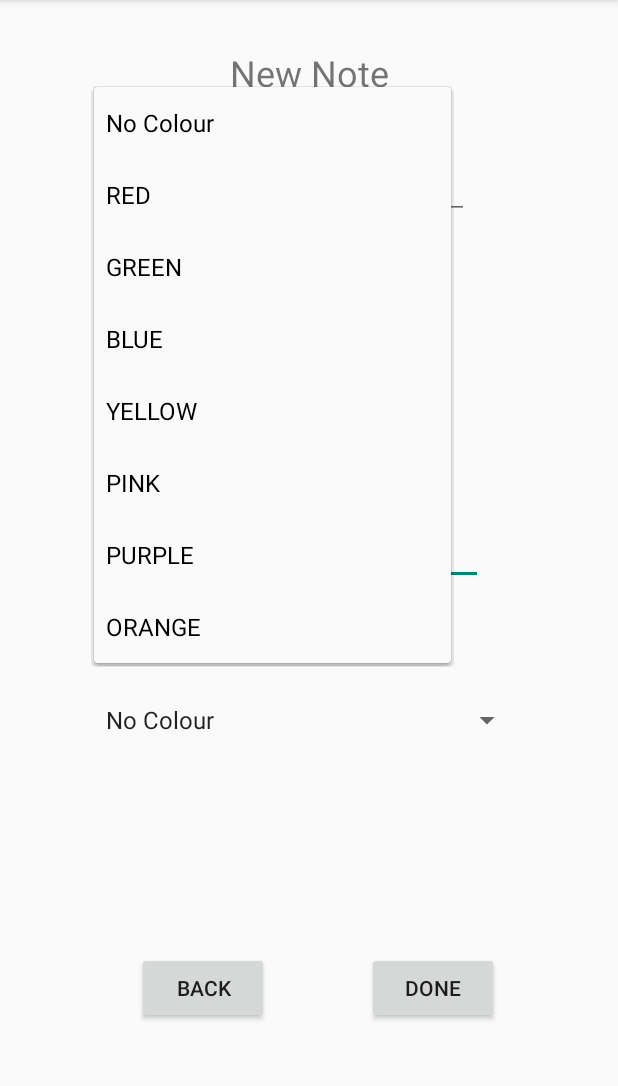
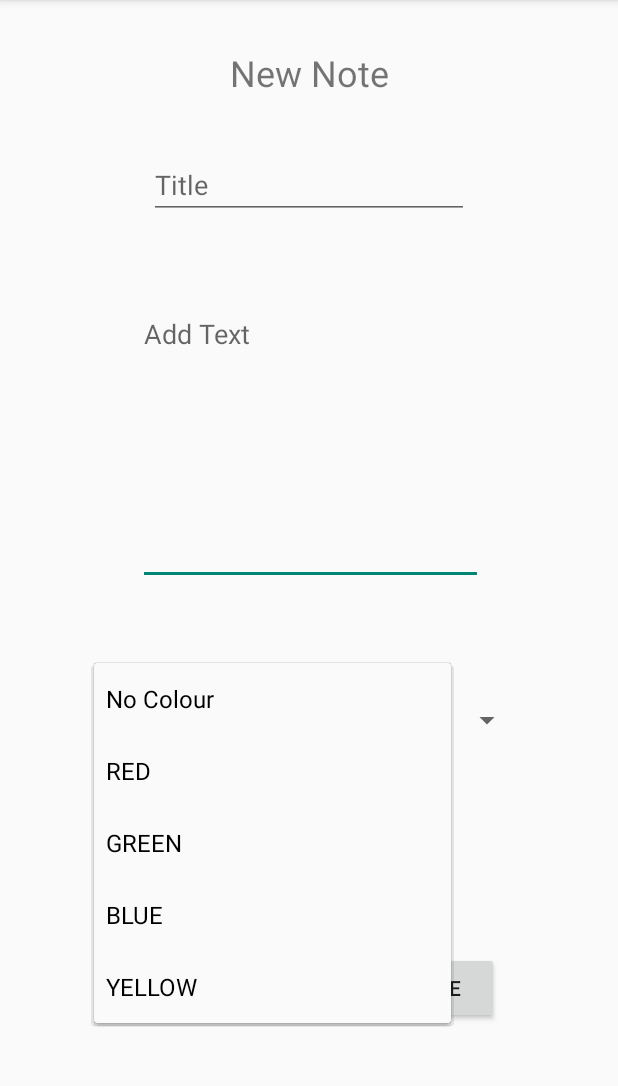
Before and after one commit to RajP99/NoteMe, an Android app: the new_note screen opened directly, with no data from a screen before it, after a tap on "No Colour", on a phone screen of 412 x 824 dp, the part 84-1170 px from its top. Run offline under Robolectric (Android 15) with nearby library versions, the phone set to English and light mode, and no system bars.

Commit message:
fixed colours

```diff
--- a/app/src/main/res/values/strings.xml
+++ b/app/src/main/res/values/strings.xml
@@ -10,8 +10,5 @@
         <item>GREEN</item>
         <item>BLUE</item>
         <item>YELLOW</item>
-        <item>PINK</item>
-        <item>PURPLE</item>
-        <item>ORANGE</item>
     </string-array>
 </resources>
```
Also changed, not shown: app/src/main/java/com/example/noteme/NoteAdaptor.java (+2 -11 lines).
